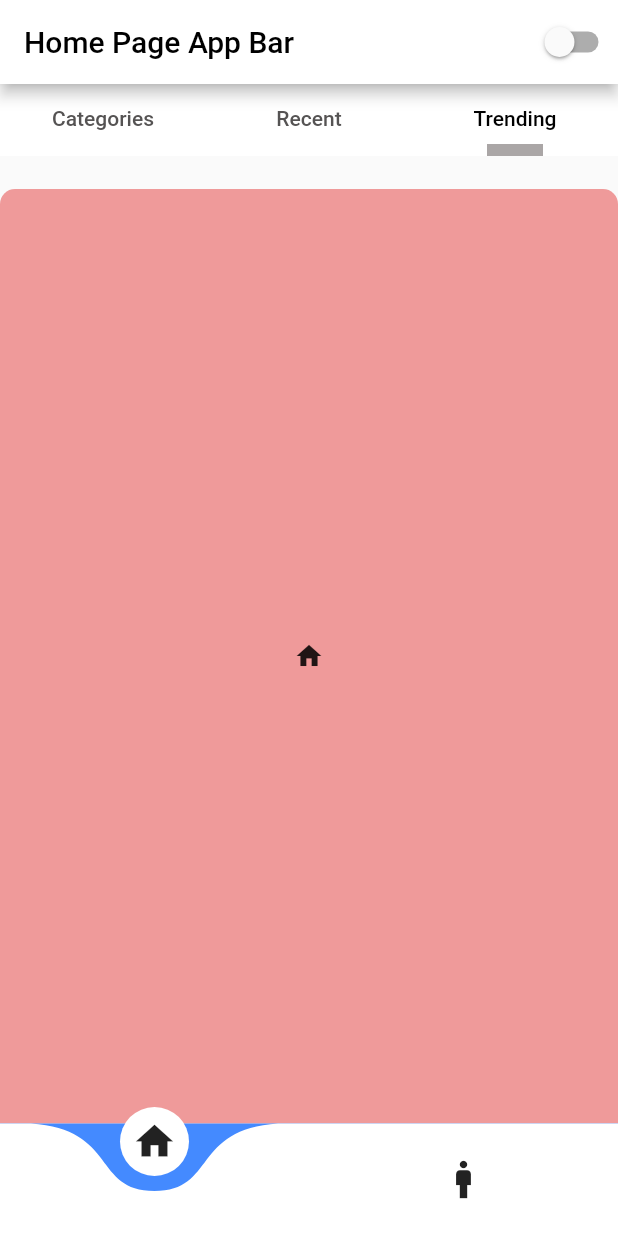
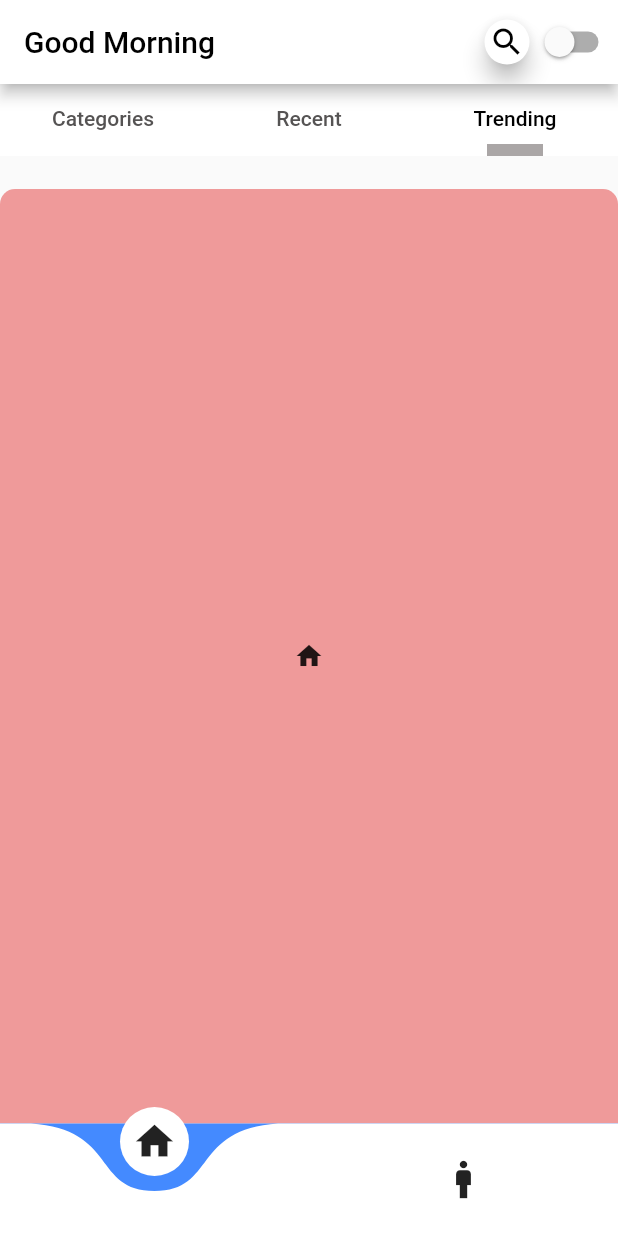
Before and after one commit to Navneet-singh7/StudentOLX.github.iofork, a Flutter app: the screen it shows after launch, on a phone screen of 412 x 824 dp. Run offline on Flutter 3.47's test engine with Material 2 defaults, Android fonts, the phone set to English and light mode, and no system bars; drawn by our look-alikes of curved_navigation_bar; our stand-ins replace material_floating_search_bar; missing offline and left inert: dart:html, search_page.

Commit message:
Basic1.2
added Search Bar

```diff
--- a/lib/screens/HomePage/SearchBar/searchBar.dart
+++ b/lib/screens/HomePage/SearchBar/searchBar.dart
@@ -1,66 +1,92 @@
+// ignore_for_file: avoid_print
+
 import 'package:flutter/material.dart';
 import 'package:olx_server/constants/themeData/themeData.dart';
-import 'package:olx_server/screens/HomePage/SearchBar/searchBarWidget.dart';
 import 'package:provider/provider.dart';
-// import 'package:olx_server/screens/HomePage/SearchBar/searchBarWidget.dart';
+import 'package:search_page/search_page.dart';
 
-// class ChangeThemeButtonWidget extends StatelessWidget {
-//   const ChangeThemeButtonWidget({super.key});
+/// This is a very simple class, used to
+/// demo the `SearchPage` package
+class Person implements Comparable<Person> {
+  final String name, surname;
+  final num age;
 
-//   @override
-//   Widget build(BuildContext context) {
-//     final themeProvider = Provider.of<ThemeProvider>(context);
-//     return Switch.adaptive(
-//         value: themeProvider.isDarkMode,
-//         onChanged: (value) {
-//           final provider = Provider.of<ThemeProvider>(context, listen: false);
-//           provider.toggleTheme(value);
-//           print("1");
-//         });
-//   }
-// }
-
-class SearchBar extends StatefulWidget {
-  const SearchBar({super.key});
+  const Person(this.name, this.surname, this.age);
 
   @override
-  State<SearchBar> createState() => _SearchBarState();
+  int compareTo(Person other) => name.compareTo(other.name);
 }
 
-class _SearchBarState extends State<SearchBar> {
-  TextEditingController textController = TextEditingController();
+void main() => runApp(const HomeScreen());
+
+class HomeScreen extends StatelessWidget {
+  const HomeScreen({super.key});
+
+  @override
+  Widget build(BuildContext context) {
+    return MaterialApp(
+      title: 'search_page',
+      theme: ThemeData(
+        primarySwatch: Colors.blue,
+      ),
+      home: const SearchBarButton(),
+    );
+  }
+}
+
+class SearchBarButton extends StatelessWidget {
+  static const people = [
+    Person('Mike', 'Barron', 64),
+    Person('Todd', 'Black', 30),
+    Person('Ahmad', 'Edwards', 55),
+    Person('Anthony', 'Johnson', 67),
+    Person('Annette', 'Brooks', 39),
+  ];
+
+  const SearchBarButton({super.key});
 
   @override
   Widget build(BuildContext context) {
     final theme = Provider.of<ThemeProvider>(context);
-    return CustomAnimSearchBar(
-        // color: Colors.transparent,
-        width: 400,
-        iconcolor: theme.isDarkMode == false
+
+    return Container(
+      height: 30,
+      width: 30,
+      child: FloatingActionButton(
+        backgroundColor: theme.isDarkMode == false
+            ? const Color.fromARGB(255, 255, 255, 255)
+            : const Color.fromARGB(255, 0, 0, 0),
+        foregroundColor: theme.isDarkMode == false
             ? Color.fromARGB(255, 0, 0, 0)
             : Color.fromARGB(255, 255, 255, 255),
-        autoFocus: true,
-        color: theme.isDarkMode == false
-            ? Color.fromARGB(255, 255, 255, 255)
-            : Color.fromARGB(255, 0, 0, 0),
-        closeSearchOnSuffixTap: true,
-
-        style: const TextStyle(color: Colors.grey),
-        // prefixIcon: const Icon(Icons.search),
-        textController: textController,
-        onSuffixTap: () {
-          setState(() {
-            textController.clear();
-          });
-        });
+        tooltip: 'Search people',
+        onPressed: () => showSearch(
+          context: context,
+          delegate: SearchPage(
+            onQueryUpdate: print,
+            items: people,
+            searchLabel: 'Search',
+            suggestion: const Center(
+              child: Text('Searched options'),
+            ),
+            failure: const Center(
+              child: Text('No person found :('),
+            ),
+            filter: (person) => [
+              person.name,
+              person.surname,
+              person.age.toString(),
+            ],
+            sort: (a, b) => a.compareTo(b),
+            builder: (person) => ListTile(
+              title: Text(person.name),
+              subtitle: Text(person.surname),
+              trailing: Text('${person.age} yo'),
+            ),
+          ),
+        ),
+        child: const Icon(Icons.search),
+      ),
+    );
   }
 }
-// IconButton(
-// //         onPressed: () {
-// //           Navigator.push(context,
-// //               MaterialPageRoute(builder: (context) => searchBarWidget()));
-// //         },
-// //         icon: const Icon(Icons.search));
-//   Widget
-//   }
-// }
--- a/lib/screens/HomePage/homepage.dart
+++ b/lib/screens/HomePage/homepage.dart
@@ -7,12 +7,11 @@ Contains:
 
 import 'package:curved_navigation_bar/curved_navigation_bar.dart';
 import 'package:flutter/material.dart';
-import 'package:material_floating_search_bar/material_floating_search_bar.dart';
 import 'package:olx_server/constants/themeData/change_theme_button_widget.dart';
 import 'package:olx_server/constants/themeData/themeData.dart';
 import 'package:olx_server/screens/HomePage/SearchBar/searchBar.dart';
 import 'package:olx_server/screens/ProfilePage/profilePage.dart';
-import 'package:olx_server/screens/Recommendations/R_screens/recommendation_home_scree.dart';
+import 'package:olx_server/screens/Recommendations/R_screens/recommendation_home_screen.dart';
 import 'package:provider/provider.dart';
 
 class HomeScreen extends StatefulWidget {
@@ -23,6 +22,16 @@ class HomeScreen extends StatefulWidget {
 
 class _HomeScreenState extends State<HomeScreen> with TickerProviderStateMixin {
   int _selectedIndex = 0;
+  String greeting() {
+    var hour = DateTime.now().hour;
+    if (hour < 12) {
+      return "Good Morning";
+    }
+    if (hour < 17) {
+      return "Good Afternoon";
+    }
+    return "Good Evening";
+  }
 
   final GlobalKey<CurvedNavigationBarState> _bottomNavigationKey = GlobalKey();
   // --------------------------------------------ALL SCREENS
@@ -38,13 +47,14 @@ class _HomeScreenState extends State<HomeScreen> with TickerProviderStateMixin {
               ? const Color.fromARGB(255, 255, 255, 255)
               : const Color.fromARGB(255, 0, 0, 0),
           title: Text(
-            'Home Page App Bar',
+            greeting(),
             style: TextStyle(
                 color: theme.isDarkMode == false
                     ? const Color.fromARGB(255, 0, 0, 0)
                     : const Color.fromARGB(255, 255, 255, 255)),
           ),
           actions: const [
+            SearchBarButton(),
             ChangeThemeButtonWidget(),
           ],
         ),
--- /dev/null
+++ b/lib/screens/Recommendations/R_screens/recommendation_home_screen.dart
@@ -0,0 +1,137 @@
+import 'package:flutter/material.dart';
+import 'package:material_floating_search_bar/material_floating_search_bar.dart';
+import 'package:olx_server/constants/themeData/themeData.dart';
+import 'package:olx_server/constants/variables.dart';
+import 'package:olx_server/screens/Recommendations/R_screens/components/sampleWidget.dart';
+import 'package:provider/provider.dart';
+
+class RecommendationHomeScreen extends StatefulWidget {
+  const RecommendationHomeScreen({super.key});
+
+  @override
+  State<RecommendationHomeScreen> createState() =>
+      _RecommendationHomeScreenState();
+}
+
+class _RecommendationHomeScreenState extends State<RecommendationHomeScreen>
+    with TickerProviderStateMixin {
+  late TabController _tabController;
+
+  @override
+  void initState() {
+    super.initState();
+    _tabController = TabController(length: 3, vsync: this);
+    _tabController.animateTo(2);
+  }
+
+  @override
+  Widget build(BuildContext context) {
+    final theme = Provider.of<ThemeProvider>(context);
+    return MaterialApp(
+      debugShowCheckedModeBanner: false,
+      // Provide the [TabController]
+      home: DefaultTabController(
+        length: 3,
+        child: Scaffold(
+          body: SafeArea(
+            child: Stack(
+              children: [
+                Padding(
+                    padding: const EdgeInsets.fromLTRB(0, 0, 0, 0),
+                    child: Container(
+                      color: theme.isDarkMode == false
+                          ? Colors.white
+                          : Colors.black,
+                      child: TabBar(
+                        // indicator: BoxDecoration(
+                        //   borderRadius: BorderRadius.circular(50),
+                        //   color: Colors.greenAccent,
+                        // ),
+                        indicator: const UnderlineTabIndicator(
+                            borderSide: BorderSide(
+                                color: Color.fromARGB(255, 170, 166, 166),
+                                width: 8.0),
+                            insets: EdgeInsets.fromLTRB(50, 0, 50, 0)),
+                        automaticIndicatorColorAdjustment: true,
+                        indicatorSize: TabBarIndicatorSize.tab,
+                        splashBorderRadius: BorderRadius.circular(50),
+                        labelColor: theme.isDarkMode == false
+                            ? Colors.black
+                            : Colors.white,
+                        // labelColor: Theme.of(context).l,
+                        controller: _tabController,
+                        unselectedLabelColor: theme.isDarkMode == false
+                            ? const Color.fromARGB(255, 85, 83, 83)
+                            : Colors.grey,
+                        tabs: const [
+                          Tab(
+                            child: Text("Categories"),
+                          ),
+                          Tab(
+                            child: Text("Recent"),
+                          ),
+                          Tab(
+                            child: Text("Trending"),
+                          ),
+                        ],
+                      ),
+                    )),
+                // Sample pages
+                Padding(
+                  padding: const EdgeInsets.only(top: 70),
+                  child: TabBarView(
+                    physics: const BouncingScrollPhysics(),
+                    children: [
+                      SampleWidget(
+                        label: 'FIRST PAGE',
+                        color: Colors.red.shade200,
+                      ),
+                      SampleWidget(
+                        label: 'SECOND PAGE',
+                        color: Colors.blue.shade100,
+                      ),
+                      SampleWidget(
+                        label: 'THIRD PAGE',
+                        color: Colors.orange.shade200,
+                      ),
+                    ],
+                  ),
+                ),
+              ],
+            ),
+          ),
+        ),
+      ),
+    );
+  }
+}
+
+// SegmentedTabControl(
+//                     // Customization of widget
+//                     radius: const Radius.circular(3),
+//                     backgroundColor: Theme.of(context).unselectedWidgetColor,
+//                     indicatorColor: Theme.of(context).indicatorColor,
+//                     tabTextColor: Colors.black45,
+//                     selectedTabTextColor: Colors.white,
+//                     squeezeIntensity: 2,
+
+//                     height: 45,
+//                     tabPadding: const EdgeInsets.symmetric(horizontal: 8),
+//                     textStyle: Theme.of(context).textTheme.bodyText1,
+//                     // Options for selection
+//                     // All specified values will override the [SegmentedTabControl] setting
+//                     tabs: [
+//                       SegmentTab(
+//                         label: 'ACCOUNT',
+//                         // For example, this overrides [indicatorColor] from [SegmentedTabControl]
+//                         color: Colors.red.shade200,
+//                       ),
+//                       SegmentTab(
+//                         label: 'HOME',
+//                         backgroundColor: Colors.blue.shade100,
+//                         selectedTextColor: Colors.black45,
+//                         textColor: Colors.black26,
+//                       ),
+//                       const SegmentTab(label: 'NEW'),
+//                     ],
+//                   ),
```
Also changed, not shown: lib/screens/HomePage/SettingsOptions/settingsButton.dart (added, +19 -0 lines).
